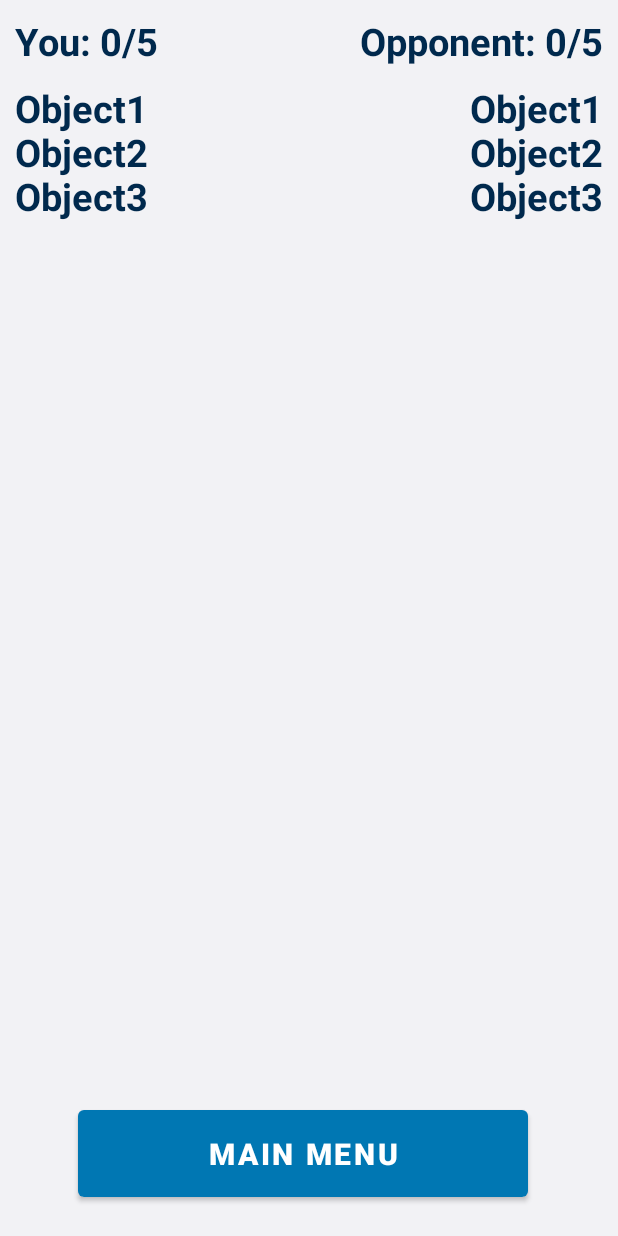
After one commit to osu-cs492-w23/final-project-objecthunt, an Android app: the layout activity_results.xml on its own in the app's theme, with its tools: preview values and no code run, on a phone screen of 412 x 824 dp. The commit adds this screen. Run offline under Robolectric (Android 15) with nearby library versions, the phone set to English and light mode, and no system bars.

Commit message:
Made Results Screen Simple Layout, has no backend or connection yet

```diff
--- a/AndroidFrontend/app/src/main/java/com/example/activities/GameActivity.kt
+++ b/AndroidFrontend/app/src/main/java/com/example/activities/GameActivity.kt
@@ -60,6 +60,10 @@ class GameActivity : AppCompatActivity() {
         cameraBtn.setOnClickListener {
             startActivity(intentCamera)
         }
+
+        // check for when the game ends, then start the results activity
+        val intentResults = Intent(this, ResultsActivity::class.java)
+        // startActivity(intentResults)
     }
 
     // adds marker representations of the location given on the GoogleMap object
--- /dev/null
+++ b/AndroidFrontend/app/src/main/java/com/example/activities/ResultsActivity.kt
@@ -0,0 +1,42 @@
+package com.example.activities
+
+import android.content.Intent
+import android.os.Bundle
+import android.widget.Button
+import android.widget.ImageView
+import android.widget.TextView
+import androidx.appcompat.app.AppCompatActivity
+import com.example.MainActivity
+import com.example.SocketHandler
+import com.example.chatting.R
+
+class ResultsActivity: AppCompatActivity() {
+    override fun onCreate(savedInstanceState: Bundle?) {
+        super.onCreate(savedInstanceState)
+        setContentView(R.layout.activity_results)
+
+        val mSocket = SocketHandler.getSocket()
+
+        // update the score for the results of the game
+        val userResultsTV: TextView = findViewById(R.id.user_results_tv)
+        val opponentResultsTV: TextView = findViewById(R.id.opponent_results_tv)
+
+        // mSocket.on()
+
+        // update the images/names for object list(s)
+        val userObjectsTV: TextView = findViewById(R.id.user_object_list)
+        val opponentObjectsTV: TextView = findViewById(R.id.opponent_object_list)
+        val userImage: ImageView = findViewById(R.id.user_image)
+        val opponentImage: ImageView = findViewById(R.id.opponent_image)
+
+        // mSocket.on()
+
+        // set a click listener for the Main Menu button, could end socket here too
+        val mainMenuBtn: Button = findViewById(R.id.buttonMainMenu)
+        val intentMainMenu = Intent(this, MainActivity::class.java)
+        mainMenuBtn.setOnClickListener {
+            // mSocket.close() ??
+            startActivity(intentMainMenu)
+        }
+    }
+}
--- /dev/null
+++ b/AndroidFrontend/app/src/main/res/layout/activity_results.xml
@@ -0,0 +1,93 @@
+<?xml version="1.0" encoding="utf-8"?>
+<androidx.constraintlayout.widget.ConstraintLayout
+    xmlns:android="http://schemas.android.com/apk/res/android"
+    xmlns:app="http://schemas.android.com/apk/res-auto"
+    xmlns:tools="http://schemas.android.com/tools"
+    android:layout_width="match_parent"
+    android:layout_height="match_parent"
+    android:animateLayoutChanges="true"
+    android:background="@color/general_background"
+    tools:context="com.example.activities.ResultsActivity">
+
+    <TextView
+        android:id="@+id/user_results_tv"
+        android:layout_width="wrap_content"
+        android:layout_height="wrap_content"
+        android:layout_margin="10dp"
+        android:text="You: 0/5"
+        android:textColor="@color/primary_text"
+        android:textSize="25sp"
+        android:textStyle="bold"
+        app:layout_constraintTop_toTopOf="parent"
+        app:layout_constraintStart_toStartOf="parent"/>
+
+    <TextView
+        android:id="@+id/opponent_results_tv"
+        android:layout_width="wrap_content"
+        android:layout_height="wrap_content"
+        android:layout_margin="10dp"
+        android:text="Opponent: 0/5"
+        android:textColor="@color/primary_text"
+        android:textSize="25sp"
+        android:textStyle="bold"
+        app:layout_constraintTop_toTopOf="parent"
+        app:layout_constraintEnd_toEndOf="parent"/>
+
+    <ImageView
+        android:id="@+id/opponent_image"
+        android:layout_width="wrap_content"
+        android:layout_height="wrap_content"
+        android:layout_margin="10dp"
+        app:layout_constraintTop_toBottomOf="@id/opponent_results_tv"
+        app:layout_constraintStart_toEndOf="parent"/>
+
+    <TextView
+        android:id="@+id/opponent_object_list"
+        android:layout_width="wrap_content"
+        android:layout_height="wrap_content"
+        android:layout_margin="10dp"
+        android:text="Object1\nObject2\nObject3"
+        android:textColor="@color/primary_text"
+        android:textSize="25sp"
+        android:textStyle="bold"
+        app:layout_constraintTop_toBottomOf="@id/opponent_results_tv"
+        app:layout_constraintEnd_toEndOf="parent"/>
+
+    <ImageView
+        android:id="@+id/user_image"
+        android:layout_width="wrap_content"
+        android:layout_height="wrap_content"
+        android:layout_margin="10dp"
+        app:layout_constraintTop_toBottomOf="@id/user_results_tv"
+        app:layout_constraintStart_toStartOf="parent"/>
+
+    <TextView
+        android:id="@+id/user_object_list"
+        android:layout_width="wrap_content"
+        android:layout_height="wrap_content"
+        android:layout_margin="10dp"
+        android:text="Object1\nObject2\nObject3"
+        android:textColor="@color/primary_text"
+        android:textSize="25sp"
+        android:textStyle="bold"
+        app:layout_constraintTop_toBottomOf="@id/user_results_tv"
+        app:layout_constraintStart_toStartOf="parent"/>
+
+
+    <com.google.android.material.button.MaterialButton
+        android:id="@+id/buttonMainMenu"
+        android:layout_width="300dp"
+        android:layout_height="wrap_content"
+        android:layout_marginStart="52dp"
+        android:layout_marginBottom="20dp"
+        android:padding="15dp"
+        android:text="Main Menu"
+        android:textColor="@color/white"
+        android:textSize="20sp"
+        android:textStyle="bold"
+        app:layout_constraintStart_toStartOf="parent"
+        app:layout_constraintBottom_toBottomOf="parent"
+        tools:layout_editor_absoluteY="647dp" />
+
+
+</androidx.constraintlayout.widget.ConstraintLayout>
```
